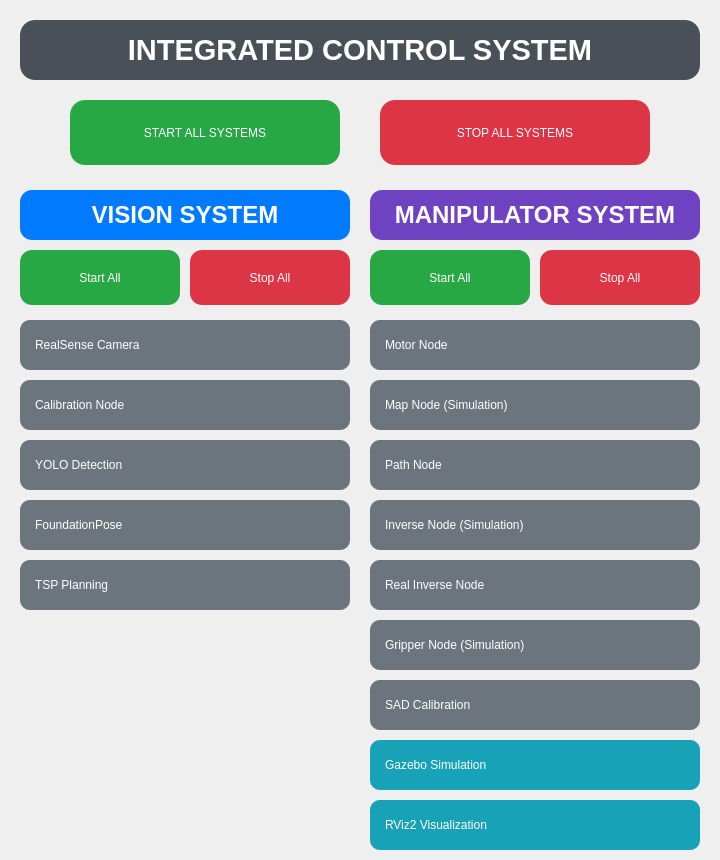
Qt form ui/mainwindow.ui (mkdir-sweetiepie/harvest_go) before a commit.
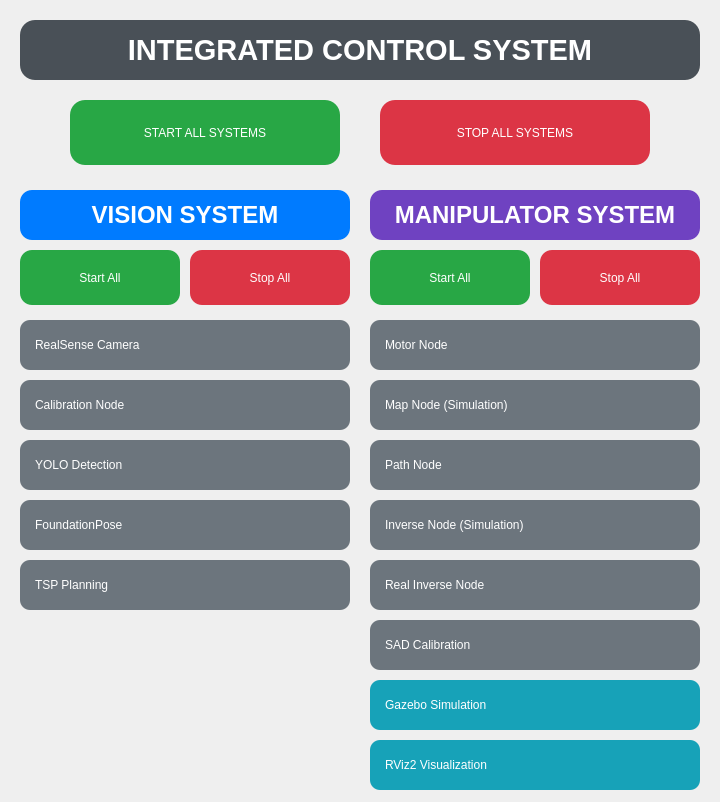
The same form after that commit. Icons and pictures are not drawn.

Commit message: sub gripper ui

What changed in the file:
```diff
--- a/ui/mainwindow.ui
+++ b/ui/mainwindow.ui
@@ -7,7 +7,7 @@
     <x>0</x>
     <y>0</y>
     <width>720</width>
-    <height>860</height>
+    <height>802</height>
    </rect>
   </property>
   <property name="windowTitle">
@@ -556,39 +556,11 @@
      <string>Real Inverse Node</string>
     </property>
    </widget>
-   <widget class="QPushButton" name="Gripper">
-    <property name="geometry">
-     <rect>
-      <x>370</x>
-      <y>620</y>
-      <width>330</width>
-      <height>50</height>
-     </rect>
-    </property>
-    <property name="styleSheet">
-     <string notr="true">QPushButton {
-                        font: 12pt &quot;Ubuntu&quot;;
-                        background-color: #6c757d;
-                        color: white;
-                        border-radius: 10px;
-                        border: none;
-                        padding: 8px;
-                        text-align: left;
-                        padding-left: 15px;
-                        }
-                        QPushButton:hover {
-                        background-color: #7c858d;
-                        }</string>
-    </property>
-    <property name="text">
-     <string>Gripper Node (Simulation)</string>
-    </property>
-   </widget>
    <widget class="QPushButton" name="Gazebo_Launch">
     <property name="geometry">
      <rect>
       <x>370</x>
-      <y>740</y>
+      <y>680</y>
       <width>330</width>
       <height>50</height>
      </rect>
@@ -616,7 +588,7 @@
     <property name="geometry">
      <rect>
       <x>370</x>
-      <y>800</y>
+      <y>740</y>
       <width>330</width>
       <height>50</height>
      </rect>
@@ -644,7 +616,7 @@
     <property name="geometry">
      <rect>
       <x>370</x>
-      <y>680</y>
+      <y>620</y>
       <width>330</width>
       <height>50</height>
      </rect>
```
